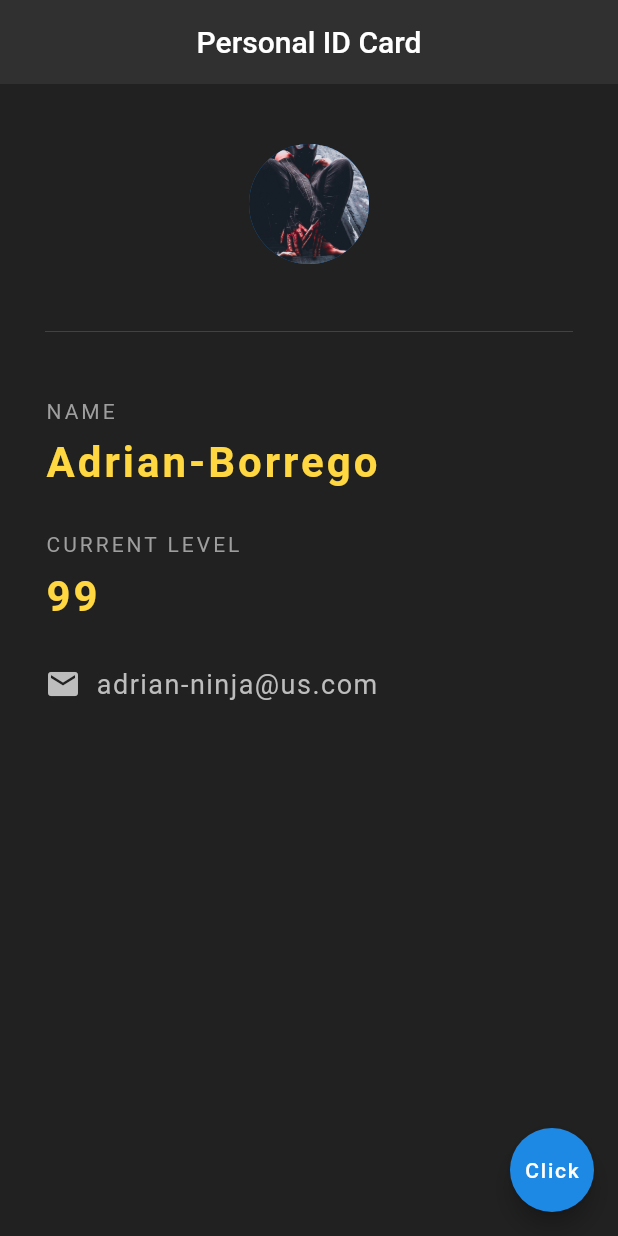
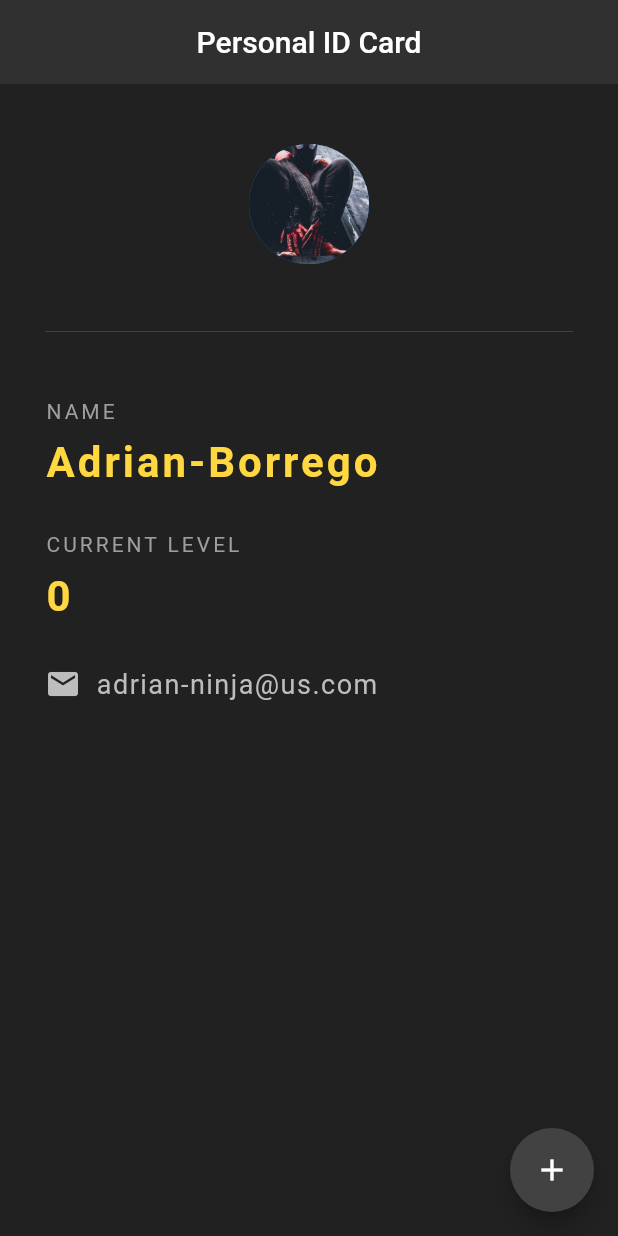
Before and after one commit to AdrianB1995/flutter-tutorial, a Flutter app: the screen it shows after launch, on a phone screen of 412 x 824 dp. Run offline on Flutter 3.47's test engine with Material 2 defaults, Android fonts, the phone set to English and light mode, and no system bars.

Commit message:
- Add plus ninja level

```diff
--- a/lib/main.dart
+++ b/lib/main.dart
@@ -8,7 +8,15 @@ void main() => runApp(MaterialApp(
 that is extending the StatelessWidget class*/
 // Stateless widgets cannot change over time.
 // Stateful widget can change over time.
-class IdCard extends StatelessWidget {
+class IdCard extends StatefulWidget {
+  @override
+  _IdCardState createState() => _IdCardState();
+}
+
+class _IdCardState extends State<IdCard> {
+
+  int ninjaLevel = 0;
+
   @override
   Widget build(BuildContext context) {
     return Scaffold(
@@ -61,7 +69,7 @@ class IdCard extends StatelessWidget {
             ),
             SizedBox(height: 10.0),
             Text(
-              '99',
+              '$ninjaLevel',
               style: TextStyle(
                   color: Colors.amberAccent[200],
                   letterSpacing: 2.0,
@@ -91,9 +99,13 @@ class IdCard extends StatelessWidget {
         ),
       ),
       floatingActionButton: FloatingActionButton(
-        onPressed: () {},
-        child: Text('Click'),
-        backgroundColor: Colors.blue[600],
+        onPressed: () {
+          setState(() {
+            ninjaLevel++;
+          });
+        },
+        child: Icon(Icons.add),
+        backgroundColor: Colors.grey[800],
       ),
     );
   }
```
